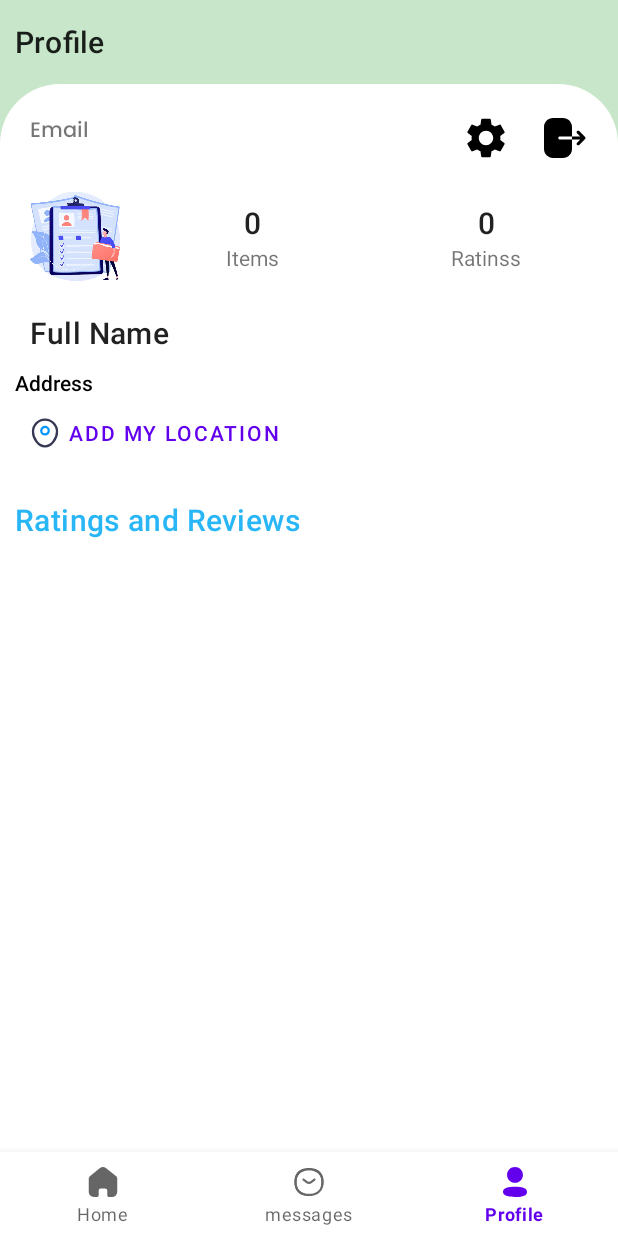
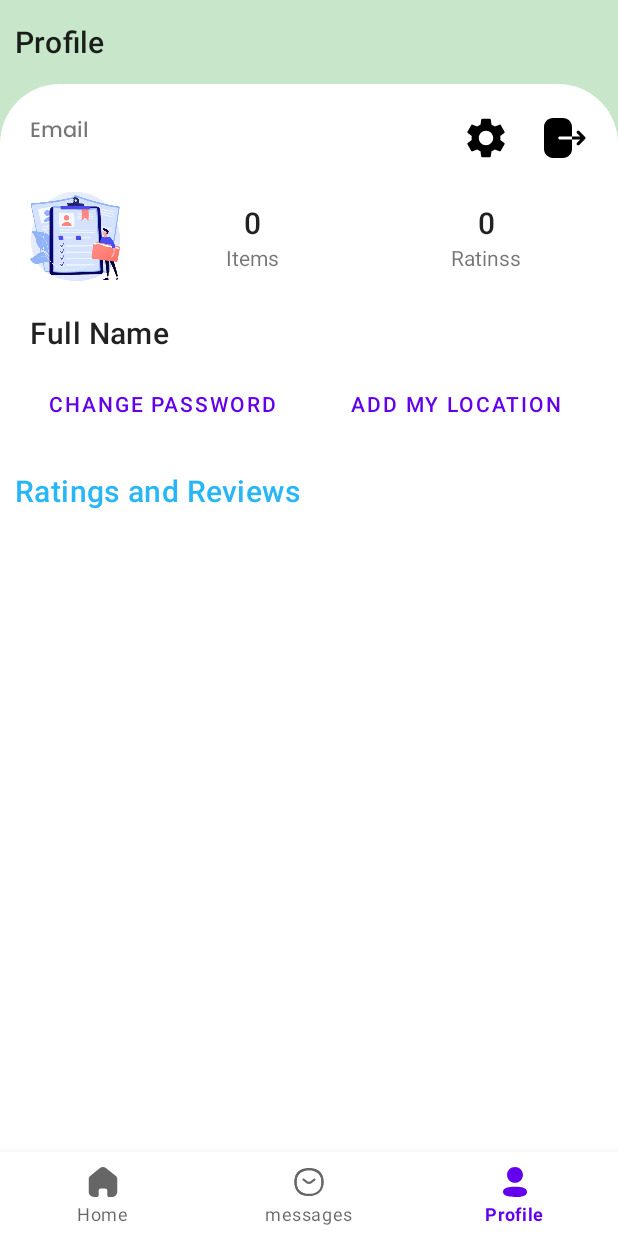
Before and after one commit to flysolo17/Trash-Scan, an Android app: the JunkShopProfile screen opened through its navigation route, on a phone screen of 412 x 824 dp. Run offline under Robolectric (Android 15) with nearby library versions, the light colour scheme and no system bars; our stand-ins replace CircleImageView, Firebase (no records; nobody signed in at launch, a user with empty details on screens opened directly), Picasso, navigation-ui; libraries missing offline, so code that uses them is left out: org.checkerframework.checker.

Commit message:
Change Password Feature

```diff
--- a/app/src/main/java/com/example/trash_scan/junkshop/bottomnav/JunkShopProfile.java
+++ b/app/src/main/java/com/example/trash_scan/junkshop/bottomnav/JunkShopProfile.java
@@ -24,6 +24,7 @@ import com.example.trash_scan.databinding.FragmentJunkShopProfileBinding;
 import com.example.trash_scan.firebase.models.Rating;
 import com.example.trash_scan.firebase.models.Recycables;
 import com.example.trash_scan.firebase.models.User;
+import com.example.trash_scan.registration.ChangePasswordFragment;
 import com.example.trash_scan.registration.Login;
 import com.example.trash_scan.viewmodels.UserViewModel;
 
@@ -31,6 +32,8 @@ import com.google.firebase.auth.FirebaseAuth;
 import com.google.firebase.firestore.DocumentSnapshot;
 import com.google.firebase.firestore.FirebaseFirestore;
 import com.squareup.picasso.Picasso;
+
+import org.checkerframework.checker.units.qual.C;
 
 import java.util.ArrayList;
 import java.util.List;
@@ -77,13 +80,13 @@ public class JunkShopProfile extends Fragment {
         String id = FirebaseAuth.getInstance().getCurrentUser().getUid();
         getRatings(id);
         getRecycables(id);
+        binding.buttonChangePassword.setOnClickListener(v -> {
+            ChangePasswordFragment changePasswordFragment = new ChangePasswordFragment();
+            if (!changePasswordFragment.isAdded()){
+                changePasswordFragment.show(getParentFragmentManager(),"ChangePassword");
+            }
+        });
 
-
-
-        // Set view objects
-        binding.buttonAddMyLocation.setOnClickListener(view12 -> {
-            Toast.makeText(binding.getRoot().getContext(), "This feature is not implemented yet", Toast.LENGTH_SHORT).show();
-        });
     }
 
     private void getUserInfo(String myID) {
--- a/app/src/main/java/com/example/trash_scan/registration/ForgotPasswordFragment.java
+++ b/app/src/main/java/com/example/trash_scan/registration/ForgotPasswordFragment.java
@@ -17,6 +17,8 @@ import com.example.trash_scan.R;
 import com.example.trash_scan.databinding.FragmentForgotPasswordBinding;
 import com.google.android.material.textfield.TextInputLayout;
 import com.google.firebase.auth.FirebaseAuth;
+import com.google.firebase.auth.FirebaseUser;
+import com.google.firebase.firestore.auth.FirebaseAuthCredentialsProvider;
 
 
 public class ForgotPasswordFragment extends DialogFragment {
@@ -59,7 +61,7 @@ public class ForgotPasswordFragment extends DialogFragment {
                         } else {
                             Toast.makeText(binding.getRoot().getContext(), "Try again! something wrong happened!",Toast.LENGTH_SHORT).show();
                         }
-                    });
+            });
         }
     }
 }
--- a/app/src/main/res/layout/fragment_junk_shop_profile.xml
+++ b/app/src/main/res/layout/fragment_junk_shop_profile.xml
@@ -127,23 +127,31 @@
             android:layout_width="match_parent"
             android:layout_height="wrap_content"
             android:visibility="gone" />
+        <TextView
+            android:id="@+id/textCompleteAddress"
+            android:layout_width="match_parent"
+            android:layout_height="wrap_content"
+            android:visibility="gone" />
 
-            <TextView
-                android:id="@+id/textCompleteAddress"
+            <LinearLayout
                 android:layout_width="match_parent"
                 android:layout_height="wrap_content"
-                android:textColor="@color/black"
-                android:layout_gravity="center_vertical"
-                android:text="@string/address"
-                style="@style/TextAppearance.Compat.Notification.Title.Media"/>
+                android:orientation="horizontal">
+                <Button
+                    android:id="@+id/buttonChangePassword"
+                    android:layout_width="match_parent"
+                    android:layout_weight="1"
+                    android:layout_height="wrap_content"
+                    style="@style/Widget.MaterialComponents.Button.TextButton"
+                    android:text="Change Password"/>
+                <Button
+                    android:layout_weight="1"
+                    android:layout_width="match_parent"
+                    android:layout_height="wrap_content"
+                    style="@style/Widget.MaterialComponents.Button.TextButton"
+                    android:text="Add my location"/>
+            </LinearLayout>
 
-            <Button
-                android:id="@+id/buttonAddMyLocation"
-                android:layout_width="wrap_content"
-                android:layout_height="wrap_content"
-                android:drawableLeft="@drawable/ic_location"
-                style="@style/Widget.MaterialComponents.Button.TextButton"
-                android:text="Add my location"/>
 
     </LinearLayout>
         <TextView
--- a/app/src/main/res/values/strings.xml
+++ b/app/src/main/res/values/strings.xml
@@ -220,4 +220,5 @@
 
     <string name="recycablelink">What do recycables become?<a href="https://www.peoriacounty.gov/1145/What-do-recyclables-become#:~:text=%20What%20Do%20Your%20Recyclables%20Become%20%201,to%20make%20new%20cans%20or%20foil.%20More%20">Click here!</a></string>
     <string name="forgot_password">Forgot Password</string>
+    <string name="change_password">Change Password</string>
 </resources>
```
Also changed, not shown: app/src/main/java/com/example/trash_scan/fragments/ProfileFragment.java (+7 -0 lines), app/src/main/java/com/example/trash_scan/registration/ChangePasswordFragment.java (added, +115 -0 lines), app/src/main/res/layout/fragment_change_password.xml (added, +65 -0 lines), app/src/main/res/layout/fragment_profile.xml (+11 -0 lines).
